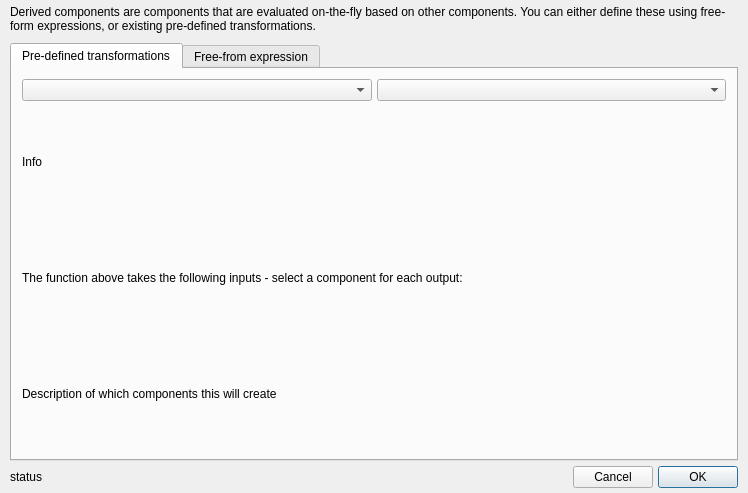
Qt form glue/dialogs/component_manager/qt/equation_editor.ui (glue-viz/glue) before a commit.
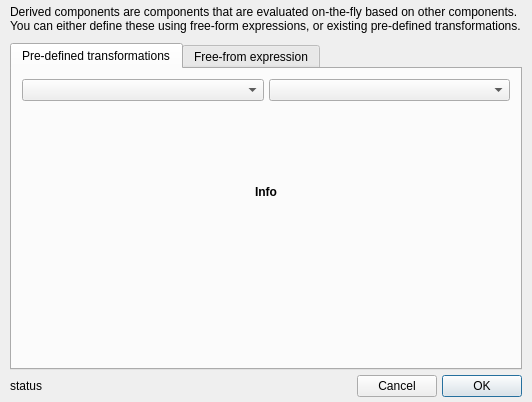
The same form after that commit. Custom widgets are drawn as their Qt base class.

Commit message: More improvements to derived component editor

Patch:
```diff
--- a/glue/dialogs/component_manager/qt/equation_editor.ui
+++ b/glue/dialogs/component_manager/qt/equation_editor.ui
@@ -6,8 +6,8 @@
    <rect>
     <x>0</x>
     <y>0</y>
-    <width>748</width>
-    <height>493</height>
+    <width>532</width>
+    <height>402</height>
    </rect>
   </property>
   <property name="windowTitle">
@@ -17,6 +17,9 @@
    <property name="spacing">
     <number>5</number>
    </property>
+   <property name="sizeConstraint">
+    <enum>QLayout::SetDefaultConstraint</enum>
+   </property>
    <property name="leftMargin">
     <number>10</number>
    </property>
@@ -90,29 +93,63 @@
          </item>
         </layout>
        </item>
+       <item>
+        <spacer name="verticalSpacer_4">
+         <property name="orientation">
+          <enum>Qt::Vertical</enum>
+         </property>
+         <property name="sizeHint" stdset="0">
+          <size>
+           <width>20</width>
+           <height>40</height>
+          </size>
+         </property>
+        </spacer>
+       </item>
        <item>
         <widget class="QLabel" name="label_info">
+         <property name="font">
+          <font>
+           <weight>75</weight>
+           <bold>true</bold>
+          </font>
+         </property>
          <property name="text">
           <string>Info</string>
          </property>
+         <property name="alignment">
+          <set>Qt::AlignCenter</set>
+         </property>
         </widget>
        </item>
        <item>
-        <widget class="QLabel" name="label_4">
-         <property name="text">
-          <string>The function above takes the following inputs - select a component for each output:</string>
+        <spacer name="verticalSpacer_3">
+         <property name="orientation">
+          <enum>Qt::Vertical</enum>
          </property>
-        </widget>
+         <property name="sizeHint" stdset="0">
+          <size>
+           <width>20</width>
+           <height>40</height>
+          </size>
+         </property>
+        </spacer>
        </item>
        <item>
         <layout class="QVBoxLayout" name="layout_inputs"/>
        </item>
        <item>
-        <widget class="QLabel" name="label_output">
-         <property name="text">
-          <string>Description of which components this will create</string>
+        <spacer name="verticalSpacer_2">
+         <property name="orientation">
+          <enum>Qt::Vertical</enum>
          </property>
-        </widget>
+         <property name="sizeHint" stdset="0">
+          <size>
+           <width>20</width>
+           <height>40</height>
+          </size>
+         </property>
+        </spacer>
        </item>
       </layout>
      </widget>
```
Left out of the diff: 38 changed lines with no effect on the pictures. The commit also changes 1 other file.
